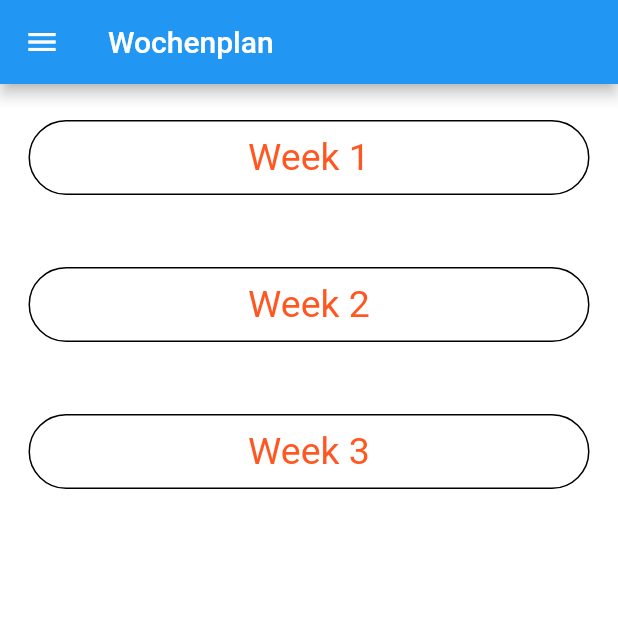
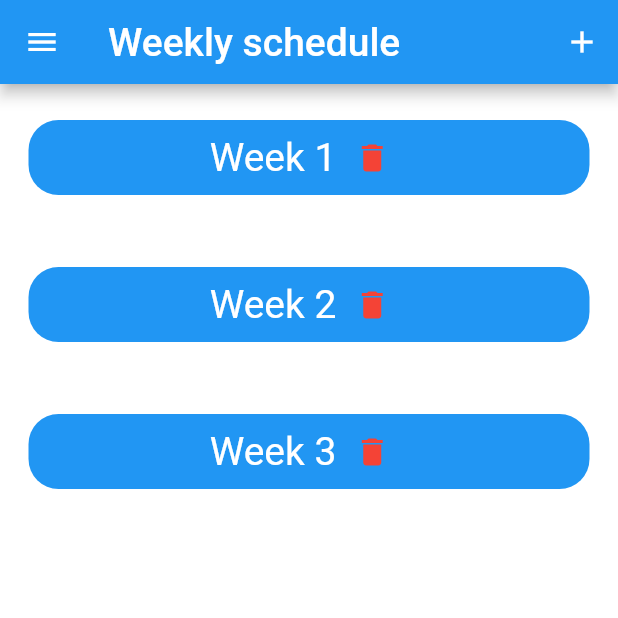
Before and after one commit to Jannes-dev/pruefungsleistung2, a Flutter app: the HomePage screen opened directly, on a phone screen of 412 x 824 dp, the top half of it. Run offline on Flutter 3.47's test engine with Material 2 defaults, Android fonts, the phone set to English and light mode, and no system bars.

Commit message:
Delete Course hinzugefügt, Course, Details Dialog hinzugefügt, Input werte aus AddCourse gespeichert,

```diff
--- a/lib/view/HomePage.dart
+++ b/lib/view/HomePage.dart
@@ -1,30 +1,48 @@
 import 'package:flutter/material.dart';
 import 'package:pruefungsleistung/behavior/coursePlanSystem.dart';
-
 
 import '../structure/coursePlan.dart';
 import 'AddCoursePlan.dart';
 import 'AddCourse.dart';
 import 'DeleteCourse.dart';
-import 'DeleteCoursePlan.dart';
 import 'WeeklyCoursePlanView.dart';
 
-
-class HomePage extends StatelessWidget {
+class HomePage extends StatefulWidget {
   HomePage({super.key});
 
+  @override
+  State<HomePage> createState() => _HomePage();
+}
+
+class _HomePage extends State<HomePage> {
   var role = "admin";
-  CoursePlanSystem coursePlanSystem = CoursePlanSystem.createCoursePlanSystem();
+  CoursePlanSystem _coursePlanSystem =
+      CoursePlanSystem.createCoursePlanSystem();
 
   @override
   Widget build(BuildContext context) {
-
-
-    if(role == 'admin') {
       return Scaffold(
         backgroundColor: Colors.white,
         appBar: AppBar(
-        title: Text('Wochenplan'),
+          title: Text(
+            'Weekly schedule',
+            style: TextStyle(fontSize: 26),
+          ),
+          actions: <Widget>[
+            if (role == 'admin')
+              IconButton(
+                  onPressed: () {
+                    setState(() {});
+                    _coursePlanSystem.addCoursePlan();
+                    CoursePlan coursePlan = _coursePlanSystem.getWeekPlan()[
+                        (_coursePlanSystem.getWeekNumberCounter()) - 1];
+                    Navigator.push(
+                        context,
+                        MaterialPageRoute(
+                            builder: (_) => WeeklyCoursePlanView(coursePlan)));
+                  },
+                  icon: Icon(Icons.add))
+          ],
         ),
         drawer: Drawer(
           //TODO If und else für Admin rolle hinzufügen
@@ -39,38 +57,23 @@ class HomePage extends StatelessWidget {
               ),
               ListTile(
                 title: const Text('add CoursePlan'),
-              onTap: (){
-                Navigator.push(
-                  context,
-                    MaterialPageRoute(builder: (_) => AddCoursePlan())
-                  );
+                onTap: () {
+                  Navigator.push(context,
+                      MaterialPageRoute(builder: (_) => AddCoursePlan()));
                 },
               ),
               ListTile(
                 title: const Text('add Course'),
-              onTap: (){
+                onTap: () {
                   Navigator.push(
-                    context,
-                    MaterialPageRoute(builder: (_) => AddCourse())
-                );
-              },
-            ),
-            ListTile(
-              title: const Text('delete Courseplan'),
-              onTap: (){
-                Navigator.push(
-                    context,
-                    MaterialPageRoute(builder: (_) => DeleteCoursePlan())
-                );
+                      context, MaterialPageRoute(builder: (_) => AddCourse()));
                 },
               ),
               ListTile(
                 title: const Text('delete Course'),
-              onTap: (){
-                Navigator.push(
-                    context,
-                    MaterialPageRoute(builder: (_) => DeleteCourse())
-                );
+                onTap: () {
+                  Navigator.push(context,
+                      MaterialPageRoute(builder: (_) => DeleteCourse()));
                 },
               ),
             ],
@@ -79,56 +82,73 @@ class HomePage extends StatelessWidget {
         body: ListView(
           padding: EdgeInsets.zero,
           children: <Widget>[
-            for(CoursePlan coursePlan in coursePlanSystem.getWeekPlan().values)
+            for (CoursePlan coursePlan
+                in _coursePlanSystem.getWeekPlan().values)
               Padding(
                   padding: EdgeInsets.symmetric(horizontal: 15, vertical: 20),
                   child: Card(
                     elevation: 0,
-                    shape: RoundedRectangleBorder(
-                      borderRadius: BorderRadius.circular(32),
-                      side: BorderSide(
-                        color: Colors.black,
-                      ),
-                    ),
                     child: InkWell(
                       splashColor: Colors.lightBlueAccent.withAlpha(30),
                       onTap: () {
                         Navigator.push(
                             context,
-                            MaterialPageRoute(builder: (_) => WeeklyCoursePlanView(coursePlan)));
+                            MaterialPageRoute(
+                                builder: (_) =>
+                                    WeeklyCoursePlanView(coursePlan)));
                       },
                       child: SizedBox(
                           width: 200,
                           height: 50,
-                        child:Center(
-                          child: Text(
+                          child: DecoratedBox(
+                            decoration: const BoxDecoration(
+                                color: Colors.blue,
+                                borderRadius:
+                                    BorderRadius.all(Radius.circular(20))),
+                            child: Row(
+                                mainAxisAlignment: MainAxisAlignment.center,
+                                crossAxisAlignment: CrossAxisAlignment.center,
+                                children: <Widget>[
+                              Text(
                                 'Week ' + coursePlan.getWeekNumber().toString(),
                                 textAlign: TextAlign.center,
-                            style: TextStyle(
-                              color: Colors.deepOrange,
-                              fontSize: 25,
+                                style: const TextStyle(
+                                  color: Colors.white,
+                                  fontSize: 26,
                                 ),
                               ),
+                              if (role == 'admin')
+                                IconButton(
+                                    onPressed: () {
+                                      showDialog<String>(
+                                          context: context,
+                                          builder: (BuildContext context) => AlertDialog(
+                                            title: Text('Delete week ' + coursePlan.getWeekNumber().toString() + '?'),
+                                            actions: [
+                                              TextButton(
+                                                onPressed: () => Navigator.pop(context),
+                                                child: const Text ('cancel', style: TextStyle(fontWeight: FontWeight.bold)),
                                               ),
-                      ),
-                    ),
-                  )
+                                              TextButton(
+                                                onPressed: () {
+                                                  _coursePlanSystem.deleteCoursePlan(coursePlan.getWeekNumber());
+                                                  Navigator.pop(context);
+                                                  setState(() {});
+                                                },
+                                                child: const Text ('submit'),
                                               ),
                                             ],
-
+                                          )
+                                      );
+                                    },
+                                    icon:
+                                        Icon(Icons.delete, color: Colors.red)),
+                            ]),
+                          )),
+                    ),
+                  )),
+          ],
         ),
       );
   }
-    else{
-      return Scaffold(
-        backgroundColor: Colors.white,
-        appBar: AppBar(
-          title: Text('Wochenpaln'),
-        ),
-
-      );
 }
-
-  }
-
-}
--- a/lib/view/login.dart
+++ b/lib/view/login.dart
@@ -22,7 +22,7 @@ class _LoginState extends State<Login> {
     return Scaffold(
       backgroundColor: Colors.white,
       appBar: AppBar(
-        title: Text("Login Page"),
+        title: Text("Login Page", style: TextStyle(fontSize: 26),),
       ),
       body: SingleChildScrollView(
         child: Column(
```
Also changed, not shown: lib/behavior/coursePlanSystem.dart (+15 -7 lines), lib/view/AddCourse.dart (+64 -67 lines), lib/view/DeleteCoursePlan.dart (deleted, +0 -17 lines), lib/view/WeeklyCoursePlanView.dart (+15 -4 lines). Lines whose indentation alone changed are shown as unchanged.
